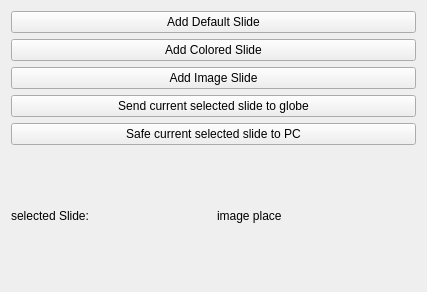
magnocube/POV-Globe, file slidecontrol.ui: the form before one commit.
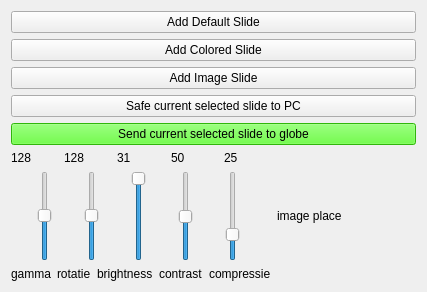
The form after the commit.

Commit message: added sliders which modify the headers

```diff
--- a/slidecontrol.ui
+++ b/slidecontrol.ui
@@ -13,7 +13,7 @@
   <property name="windowTitle">
    <string>Form</string>
   </property>
-  <layout class="QVBoxLayout" name="verticalLayout_2">
+  <layout class="QVBoxLayout" name="verticalLayout_3">
    <item>
     <layout class="QVBoxLayout" name="verticalLayout">
      <item>
@@ -37,13 +37,6 @@
        </property>
       </widget>
      </item>
-     <item>
-      <widget class="QPushButton" name="sendToGlobeButton">
-       <property name="text">
-        <string>Send current selected slide to globe</string>
-       </property>
-      </widget>
-     </item>
      <item>
       <widget class="QPushButton" name="safeToPc">
        <property name="text">
@@ -54,20 +47,178 @@
     </layout>
    </item>
    <item>
-    <layout class="QHBoxLayout" name="horizontalLayout">
+    <widget class="QPushButton" name="sendToGlobeButton">
+     <property name="styleSheet">
+      <string notr="true">background-color: rgb(67, 255, 15);</string>
+     </property>
+     <property name="text">
+      <string>Send current selected slide to globe</string>
+     </property>
+    </widget>
+   </item>
+   <item>
+    <layout class="QHBoxLayout" name="horizontalLayout_4">
      <item>
-      <widget class="QLabel" name="label_2">
-       <property name="text">
-        <string>selected Slide: </string>
-       </property>
-      </widget>
+      <layout class="QVBoxLayout" name="verticalLayout_2">
+       <item>
+        <layout class="QHBoxLayout" name="horizontalLayout_5">
+         <item>
+          <widget class="QLabel" name="label_10">
+           <property name="text">
+            <string>128</string>
+           </property>
+          </widget>
+         </item>
+         <item>
+          <widget class="QLabel" name="label_9">
+           <property name="text">
+            <string>128</string>
+           </property>
+          </widget>
+         </item>
+         <item>
+          <widget class="QLabel" name="label_8">
+           <property name="text">
+            <string>31</string>
+           </property>
+          </widget>
+         </item>
+         <item>
+          <widget class="QLabel" name="label_7">
+           <property name="text">
+            <string>50</string>
+           </property>
+          </widget>
+         </item>
+         <item>
+          <widget class="QLabel" name="label_6">
+           <property name="text">
+            <string>25</string>
+           </property>
+          </widget>
+         </item>
+        </layout>
+       </item>
+       <item>
+        <layout class="QHBoxLayout" name="horizontalLayout_3">
+         <item>
+          <widget class="QSlider" name="gammaSlider">
+           <property name="maximum">
+            <number>255</number>
+           </property>
+           <property name="value">
+            <number>128</number>
+           </property>
+           <property name="orientation">
+            <enum>Qt::Vertical</enum>
+           </property>
+          </widget>
+         </item>
+         <item>
+          <widget class="QSlider" name="rotatieSlider">
+           <property name="maximum">
+            <number>255</number>
+           </property>
+           <property name="value">
+            <number>128</number>
+           </property>
+           <property name="orientation">
+            <enum>Qt::Vertical</enum>
+           </property>
+          </widget>
+         </item>
+         <item>
+          <widget class="QSlider" name="brightnessSlider">
+           <property name="maximum">
+            <number>31</number>
+           </property>
+           <property name="value">
+            <number>31</number>
+           </property>
+           <property name="orientation">
+            <enum>Qt::Vertical</enum>
+           </property>
+          </widget>
+         </item>
+         <item>
+          <widget class="QSlider" name="contrastSlider">
+           <property name="maximum">
+            <number>100</number>
+           </property>
+           <property name="value">
+            <number>50</number>
+           </property>
+           <property name="orientation">
+            <enum>Qt::Vertical</enum>
+           </property>
+          </widget>
+         </item>
+         <item>
+          <widget class="QSlider" name="compressieSlider">
+           <property name="maximum">
+            <number>100</number>
+           </property>
+           <property name="value">
+            <number>25</number>
+           </property>
+           <property name="orientation">
+            <enum>Qt::Vertical</enum>
+           </property>
+          </widget>
+         </item>
+        </layout>
+       </item>
+       <item>
+        <layout class="QHBoxLayout" name="horizontalLayout_2">
+         <item>
+          <widget class="QLabel" name="label">
+           <property name="text">
+            <string>gamma</string>
+           </property>
+          </widget>
+         </item>
+         <item>
+          <widget class="QLabel" name="label_2">
+           <property name="text">
+            <string>rotatie</string>
+           </property>
+          </widget>
+         </item>
+         <item>
+          <widget class="QLabel" name="label_3">
+           <property name="text">
+            <string>brightness</string>
+           </property>
+          </widget>
+         </item>
+         <item>
+          <widget class="QLabel" name="label_4">
+           <property name="text">
+            <string>contrast</string>
+           </property>
+          </widget>
+         </item>
+         <item>
+          <widget class="QLabel" name="label_5">
+           <property name="text">
+            <string>compressie</string>
+           </property>
+          </widget>
+         </item>
+        </layout>
+       </item>
+      </layout>
      </item>
      <item>
-      <widget class="QLabel" name="imageLabel">
-       <property name="text">
-        <string>image place</string>
-       </property>
-      </widget>
+      <layout class="QHBoxLayout" name="horizontalLayout">
+       <item>
+        <widget class="QLabel" name="imageLabel">
+         <property name="text">
+          <string>image place</string>
+         </property>
+        </widget>
+       </item>
+      </layout>
      </item>
     </layout>
    </item>
```
Left out of the diff: 83 changed lines with no effect on the pictures. The commit also changes 3 other files.
